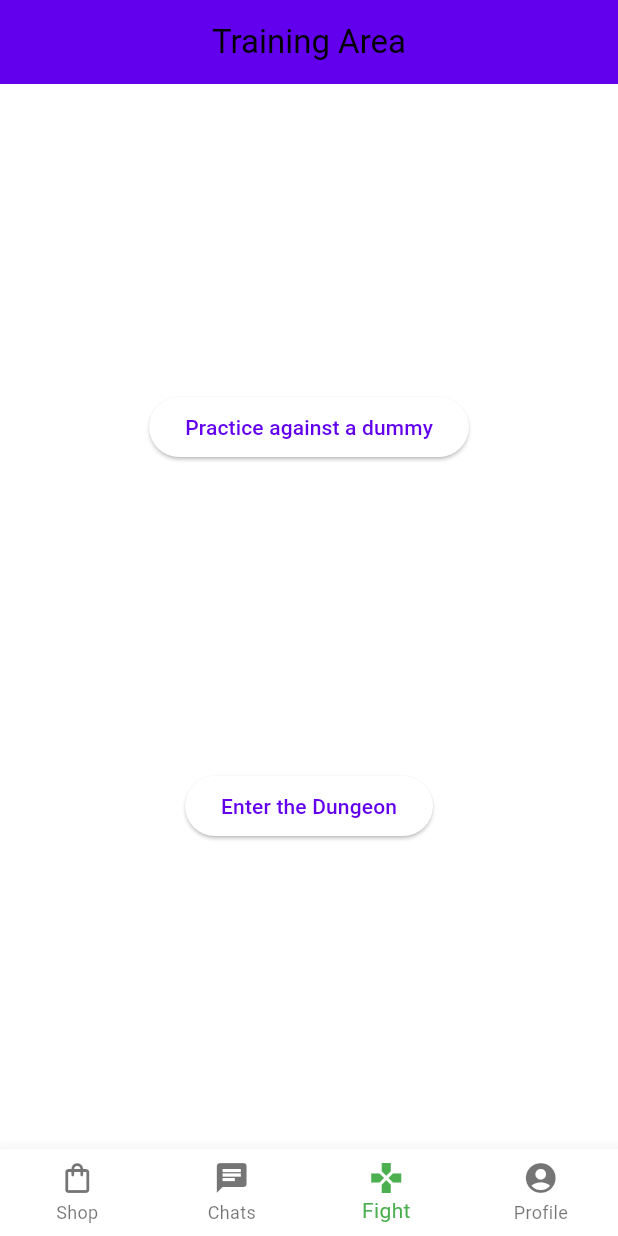
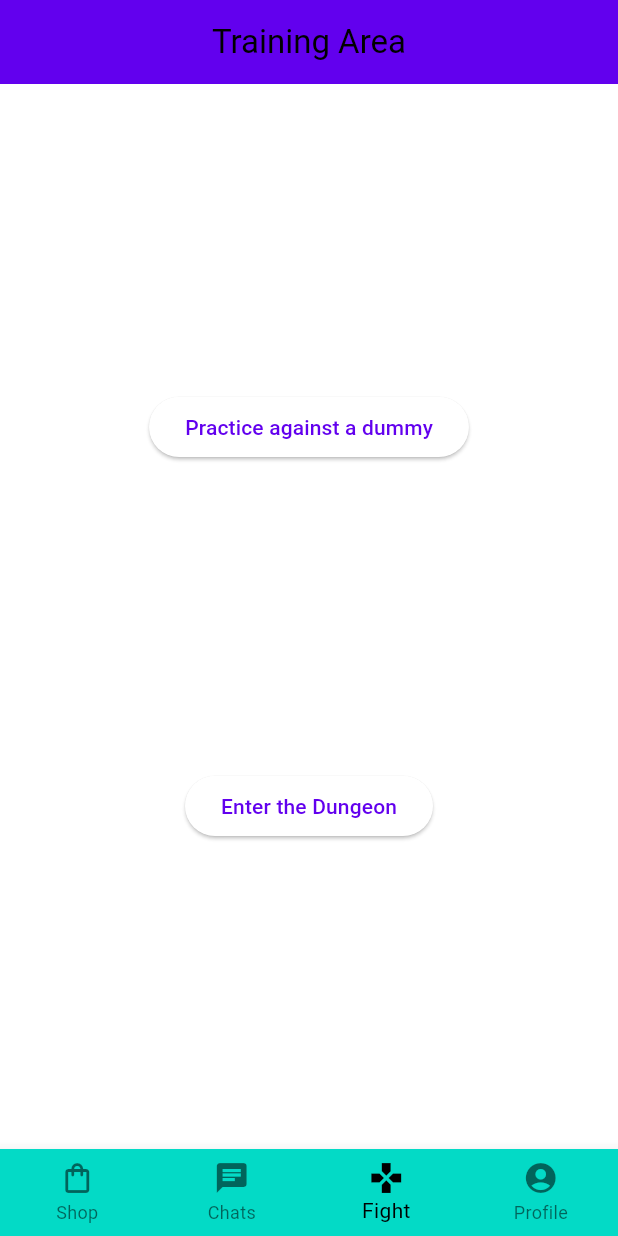
Before and after one commit to ChicoState/FightMe, a Flutter app: the navbar screen opened directly, item 3 of the bottom bar chosen, on a phone screen of 412 x 824 dp. Run offline on Flutter 3.47's test engine with Material 3 defaults, Android fonts, the phone set to English and light mode, and no system bars; our stand-ins replace shared_preferences; missing offline and left inert: flame, stomp_dart_client; accounts and stored records are empty; network calls fail.

Commit message:
changed colors of navbar

```diff
--- a/fightme_webapp/lib/navbar.dart
+++ b/fightme_webapp/lib/navbar.dart
@@ -64,7 +64,8 @@ class _BottomNavigationBarExampleState extends State<navbar> {
           ),
         ],
         currentIndex: _selectedIndex,
-        selectedItemColor: Colors.green,
+        selectedItemColor: Theme.of(context).colorScheme.onTertiary,
+        backgroundColor: Theme.of(context).colorScheme.secondary,
         onTap: _onItemTapped,
       ),
     );
```
Also changed, not shown: fightme_webapp/lib/Cosmetics/themes.dart (+6 -3 lines).
